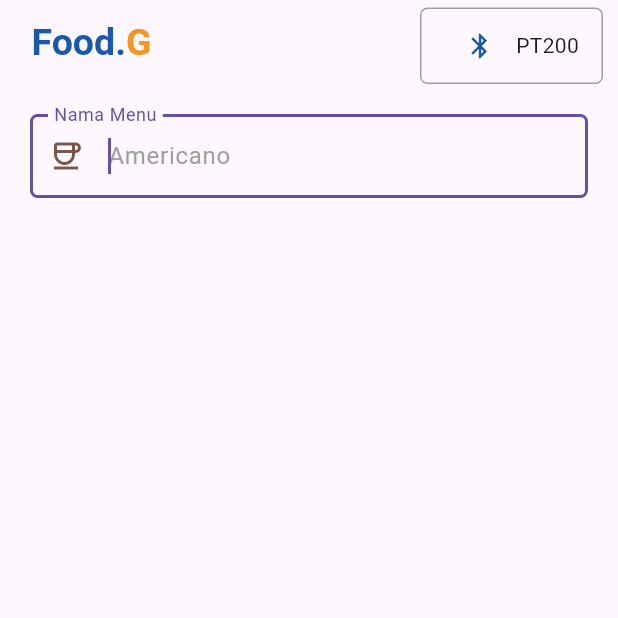
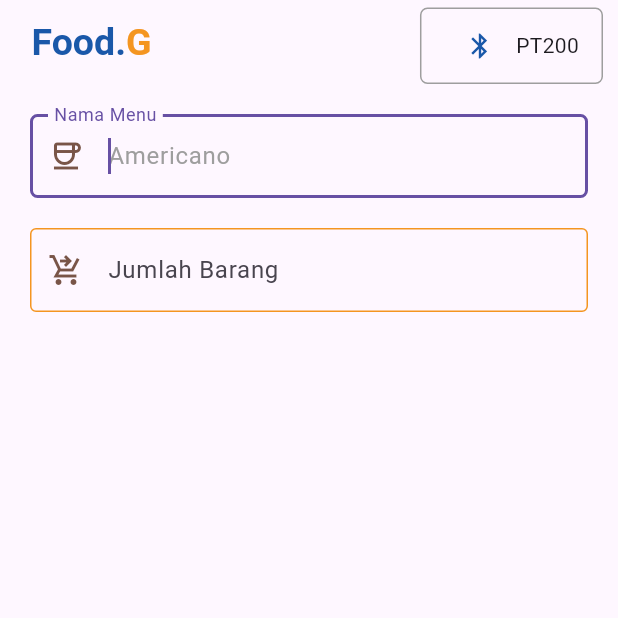
Before and after one commit to RIOKOWI/FoodG, a Flutter app: the screen it shows after launch, on a phone screen of 412 x 824 dp, the top half of it. Run offline on Flutter 3.47's test engine with Material 3 defaults, Android fonts, the phone set to English and light mode, and no system bars.

Commit message:
style: add textfiel jumlah barang

```diff
--- a/lib/pages/home_page.dart
+++ b/lib/pages/home_page.dart
@@ -89,10 +89,30 @@ class _HomeState extends State<Home> {
                       ),
                       enabledBorder: OutlineInputBorder(
                         borderSide: BorderSide(color: Color.fromRGBO(244, 149, 33, 1))
-                      )
-
+                      ),
                     ),
-                  )
+                  ),
+                  SizedBox(height: 20,),
+                  TextField(
+                    keyboardType: TextInputType.number,
+                    decoration: InputDecoration(
+                      prefixIcon: Icon(
+                        Icons.shopping_cart_checkout_sharp,
+                        color: Colors.brown,
+                      ),
+                      label: Text('Jumlah Barang'),
+                      hintText: '5',
+                      hintStyle: TextStyle(
+                        color: Colors.grey,
+                      ),
+                      border: OutlineInputBorder(
+                        borderRadius: BorderRadius.circular(5),
+                      ),
+                      enabledBorder: OutlineInputBorder(
+                        borderSide: BorderSide(color: Color.fromRGBO(244, 149, 33, 1))
+                      ),
+                    ),
+                  ),
                 ],
             ),
           ),
```
